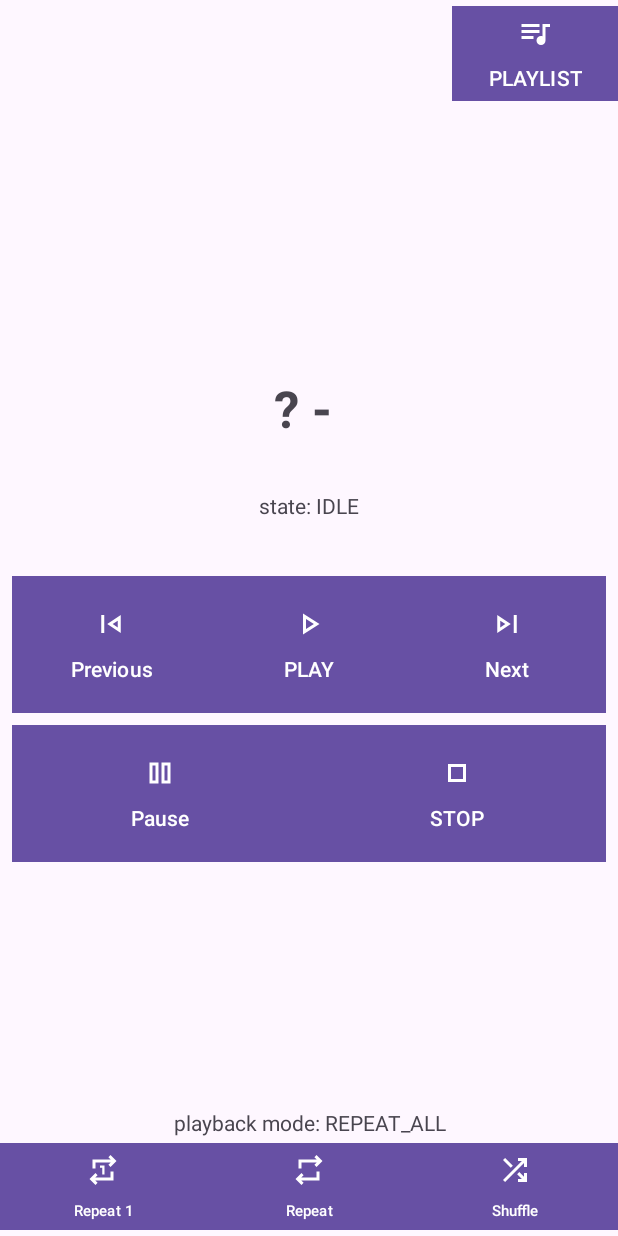
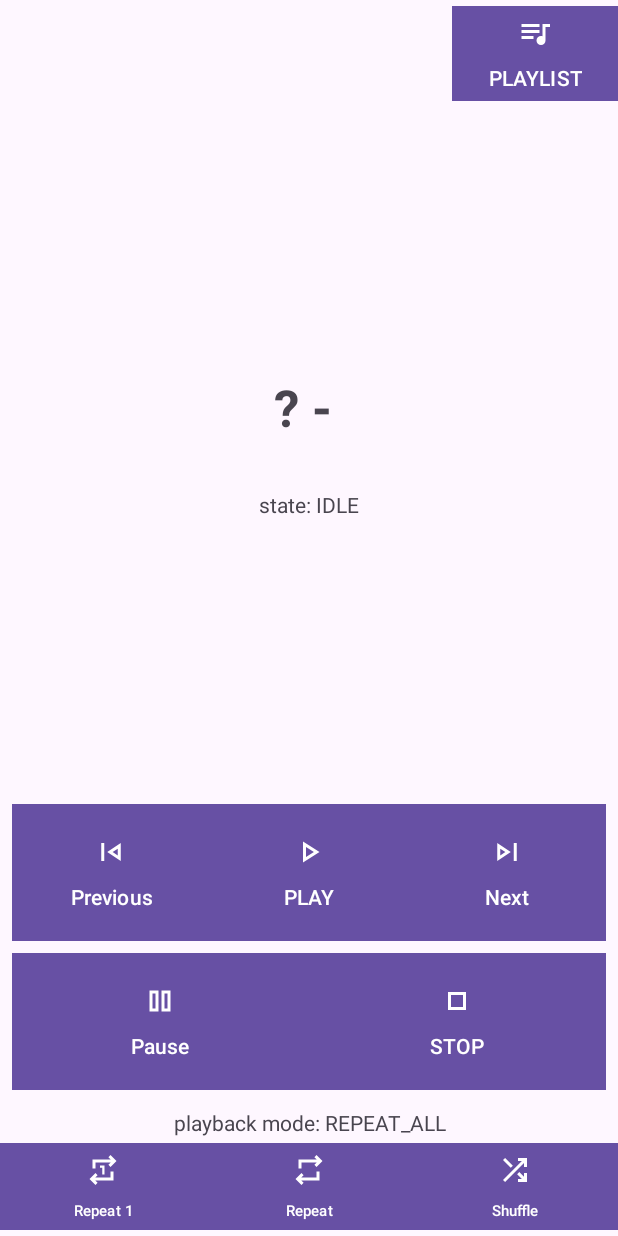
Before and after one commit to acalpitojr/Mp3Player, an Android app: the screen it shows after launch (MainNavActivity), on a phone screen of 412 x 824 dp. Run offline under Robolectric (Android 15) with nearby library versions, the phone set to English and light mode, and no system bars; our stand-ins replace Dagger/Hilt's generated code.

Commit message:
fixed ui shift on play screen

```diff
--- a/app/src/main/res/layout/fragment_play.xml
+++ b/app/src/main/res/layout/fragment_play.xml
@@ -21,7 +21,7 @@
     <LinearLayout
         android:id="@+id/ll_main"
         android:layout_width="match_parent"
-        android:layout_height="wrap_content"
+        android:layout_height="0dp"
         android:orientation="vertical"
         app:layout_constraintBottom_toTopOf="@id/tv_playback_mode"
         app:layout_constraintEnd_toEndOf="parent"
@@ -70,7 +70,7 @@
             android:layout_width="match_parent"
             android:layout_height="wrap_content"
             android:layout_margin="8dp"
-            android:layout_weight="1"
+            android:layout_weight="0"
             android:gravity="center"
             android:orientation="vertical">
 
```
